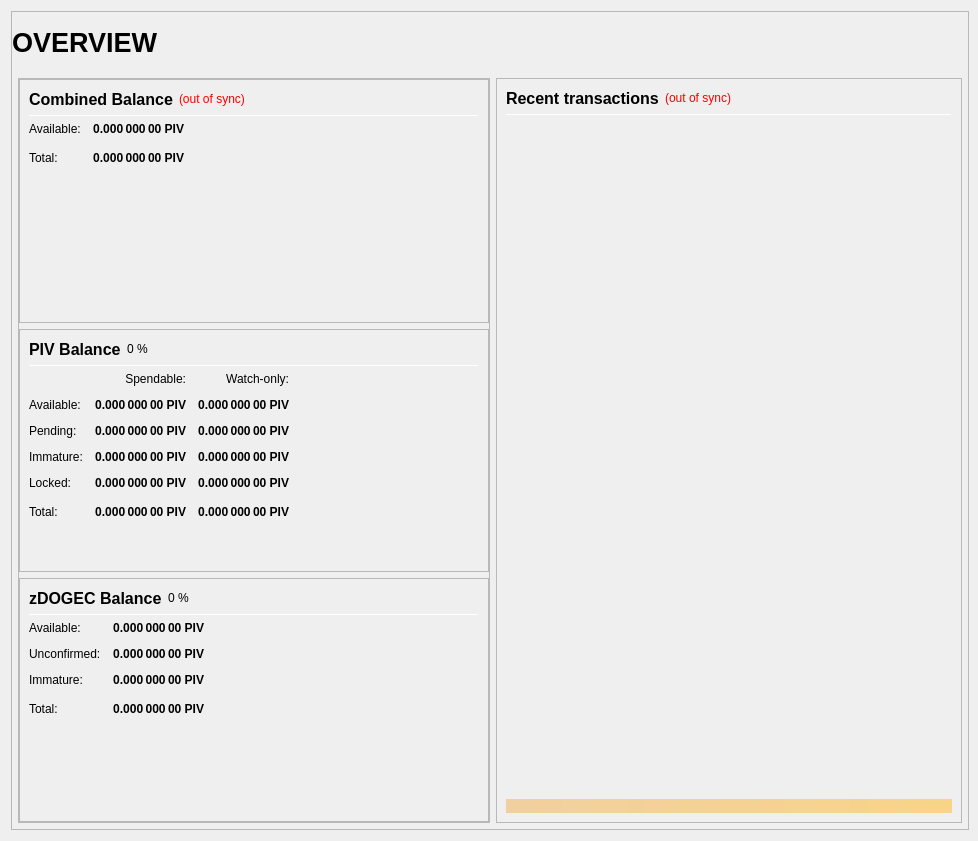
Above: src/qt/forms/overviewpage.ui from dogecash/dogecash-old before the change. Below: the same form after it.
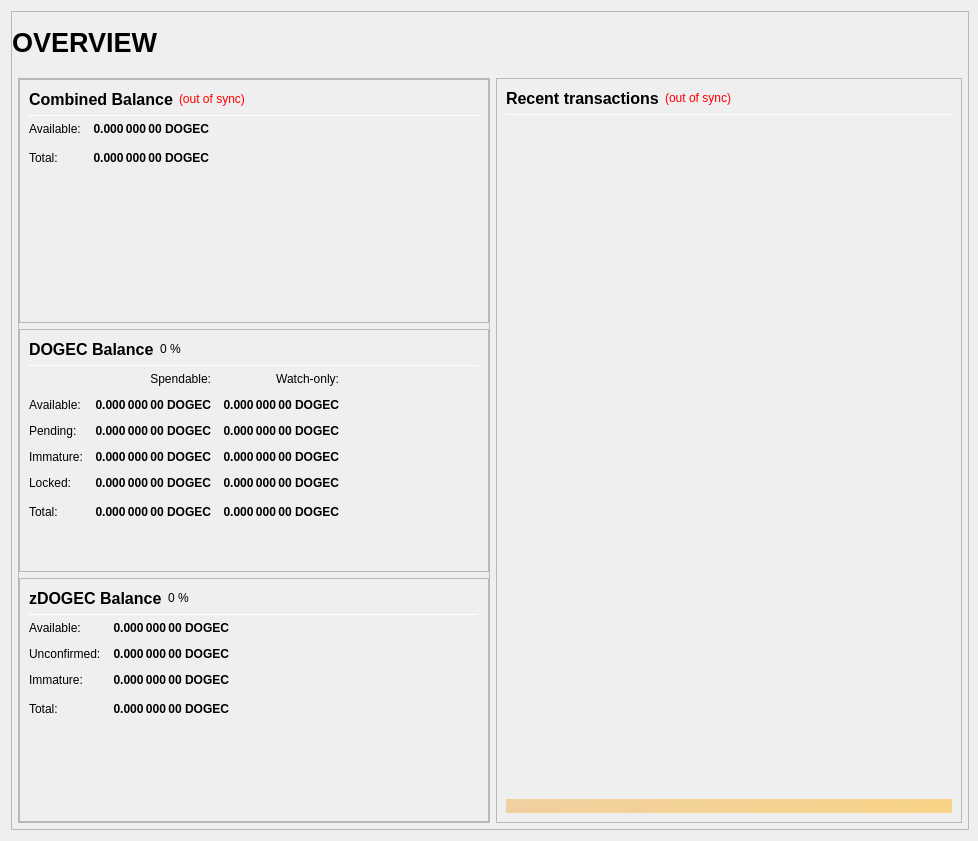
That is the form after the change.

Commit message: PIV To DOGEC

What changed in the file:
```diff
--- a/src/qt/forms/overviewpage.ui
+++ b/src/qt/forms/overviewpage.ui
@@ -306,7 +306,7 @@
                           <string>Your current spendable balance</string>
                          </property>
                          <property name="text">
-                          <string notr="true">0.000 000 00 PIV</string>
+                          <string notr="true">0.000 000 00 DOGEC</string>
                          </property>
                          <property name="alignment">
                           <set>Qt::AlignRight|Qt::AlignTrailing|Qt::AlignVCenter</set>
@@ -338,7 +338,7 @@
                           <string>Total Balance, including all unavailable coins.</string>
                          </property>
                          <property name="text">
-                          <string notr="true">0.000 000 00 PIV</string>
+                          <string notr="true">0.000 000 00 DOGEC</string>
                          </property>
                          <property name="alignment">
                           <set>Qt::AlignRight|Qt::AlignTrailing|Qt::AlignVCenter</set>
@@ -406,7 +406,7 @@
                           </font>
                          </property>
                          <property name="text">
-                          <string>PIV Balance</string>
+                          <string>DOGEC Balance</string>
                          </property>
                         </widget>
                        </item>
@@ -498,7 +498,7 @@
                           <string>Your current spendable balance</string>
                          </property>
                          <property name="text">
-                          <string notr="true">0.000 000 00 PIV</string>
+                          <string notr="true">0.000 000 00 DOGEC</string>
                          </property>
                          <property name="alignment">
                           <set>Qt::AlignRight|Qt::AlignTrailing|Qt::AlignVCenter</set>
@@ -523,7 +523,7 @@
                           <string>Your current balance in watch-only addresses</string>
                          </property>
                          <property name="text">
-                          <string notr="true">0.000 000 00 PIV</string>
+                          <string notr="true">0.000 000 00 DOGEC</string>
                          </property>
                          <property name="alignment">
                           <set>Qt::AlignRight|Qt::AlignTrailing|Qt::AlignVCenter</set>
@@ -555,7 +555,7 @@
                           <string>Total of transactions that have yet to be confirmed, and do not yet count toward the spendable balance</string>
                          </property>
                          <property name="text">
-                          <string notr="true">0.000 000 00 PIV</string>
+                          <string notr="true">0.000 000 00 DOGEC</string>
                          </property>
                          <property name="alignment">
                           <set>Qt::AlignRight|Qt::AlignTrailing|Qt::AlignVCenter</set>
@@ -580,7 +580,7 @@
                           <string>Unconfirmed transactions to watch-only addresses</string>
                          </property>
                          <property name="text">
-                          <string notr="true">0.000 000 00 PIV</string>
+                          <string notr="true">0.000 000 00 DOGEC</string>
                          </property>
                          <property name="alignment">
                           <set>Qt::AlignRight|Qt::AlignTrailing|Qt::AlignVCenter</set>
@@ -612,7 +612,7 @@
                           <string>Staked or masternode rewards that has not yet matured</string>
                          </property>
                          <property name="text">
-                          <string notr="true">0.000 000 00 PIV</string>
+                          <string notr="true">0.000 000 00 DOGEC</string>
                          </property>
                          <property name="alignment">
                           <set>Qt::AlignRight|Qt::AlignTrailing|Qt::AlignVCenter</set>
@@ -637,7 +637,7 @@
                           <string>Staked or masternode rewards in watch-only addresses that has not yet matured</string>
                          </property>
                          <property name="text">
-                          <string notr="true">0.000 000 00 PIV</string>
+                          <string notr="true">0.000 000 00 DOGEC</string>
                          </property>
                          <property name="alignment">
                           <set>Qt::AlignRight|Qt::AlignTrailing|Qt::AlignVCenter</set>
@@ -672,7 +672,7 @@
                           <string>Locked PIV or Masternode collaterals. These are excluded from zDOGEC minting.</string>
                          </property>
                          <property name="text">
-                          <string notr="true">0.000 000 00 PIV</string>
+                          <string notr="true">0.000 000 00 DOGEC</string>
                          </property>
                          <property name="alignment">
                           <set>Qt::AlignRight|Qt::AlignTrailing|Qt::AlignVCenter</set>
@@ -697,7 +697,7 @@
                           <string>Current locked balance in watch-only addresses</string>
                          </property>
                          <property name="text">
-                          <string notr="true">0.000 000 00 PIV</string>
+                          <string notr="true">0.000 000 00 DOGEC</string>
                          </property>
                          <property name="alignment">
                           <set>Qt::AlignRight|Qt::AlignTrailing|Qt::AlignVCenter</set>
@@ -732,7 +732,7 @@
                           <string>Your current PIVX balance, unconfirmed and immature transactions included</string>
                          </property>
                          <property name="text">
-                          <string notr="true">0.000 000 00 PIV</string>
+                          <string notr="true">0.000 000 00 DOGEC</string>
                          </property>
                          <property name="alignment">
                           <set>Qt::AlignRight|Qt::AlignTrailing|Qt::AlignVCenter</set>
@@ -757,7 +757,7 @@
                           <string>Current total balance in watch-only addresses</string>
                          </property>
                          <property name="text">
-                          <string notr="true">0.000 000 00 PIV</string>
+                          <string notr="true">0.000 000 00 DOGEC</string>
                          </property>
                          <property name="alignment">
                           <set>Qt::AlignRight|Qt::AlignTrailing|Qt::AlignVCenter</set>
@@ -899,7 +899,7 @@
 These zDOGEC are spendable.</string>
                          </property>
                          <property name="text">
-                          <string notr="true">0.000 000 00 PIV</string>
+                          <string notr="true">0.000 000 00 DOGEC</string>
                          </property>
                          <property name="alignment">
                           <set>Qt::AlignRight|Qt::AlignTrailing|Qt::AlignVCenter</set>
@@ -930,7 +930,7 @@
 Immature: confirmed, but less than 1 mint of the same denomination after it was minted</string>
                          </property>
                          <property name="text">
-                          <string notr="true">0.000 000 00 PIV</string>
+                          <string notr="true">0.000 000 00 DOGEC</string>
                          </property>
                          <property name="alignment">
                           <set>Qt::AlignRight|Qt::AlignTrailing|Qt::AlignVCenter</set>
@@ -961,7 +961,7 @@
 Immature: confirmed, but less than 1 mint of the same denomination after it was minted</string>
                          </property>
                          <property name="text">
-                          <string notr="true">0.000 000 00 PIV</string>
+                          <string notr="true">0.000 000 00 DOGEC</string>
                          </property>
                          <property name="alignment">
                           <set>Qt::AlignRight|Qt::AlignTrailing|Qt::AlignVCenter</set>
@@ -993,7 +993,7 @@
                           <string>Your current zDOGEC balance, unconfirmed and immature zDOGEC included.</string>
                          </property>
                          <property name="text">
-                          <string notr="true">0.000 000 00 PIV</string>
+                          <string notr="true">0.000 000 00 DOGEC</string>
                          </property>
                          <property name="alignment">
                           <set>Qt::AlignRight|Qt::AlignTrailing|Qt::AlignVCenter</set>
```
Left out of the diff: 4 changed lines with no effect on the pictures. The commit also changes 18 other files.
